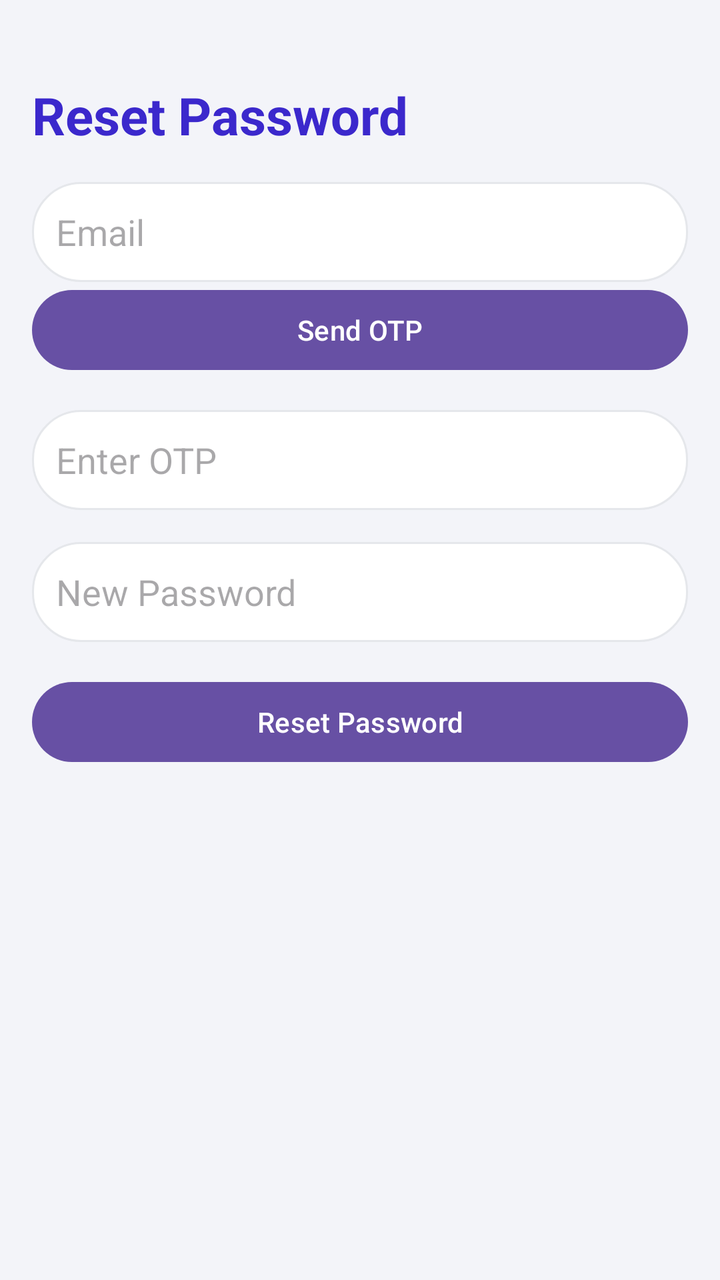
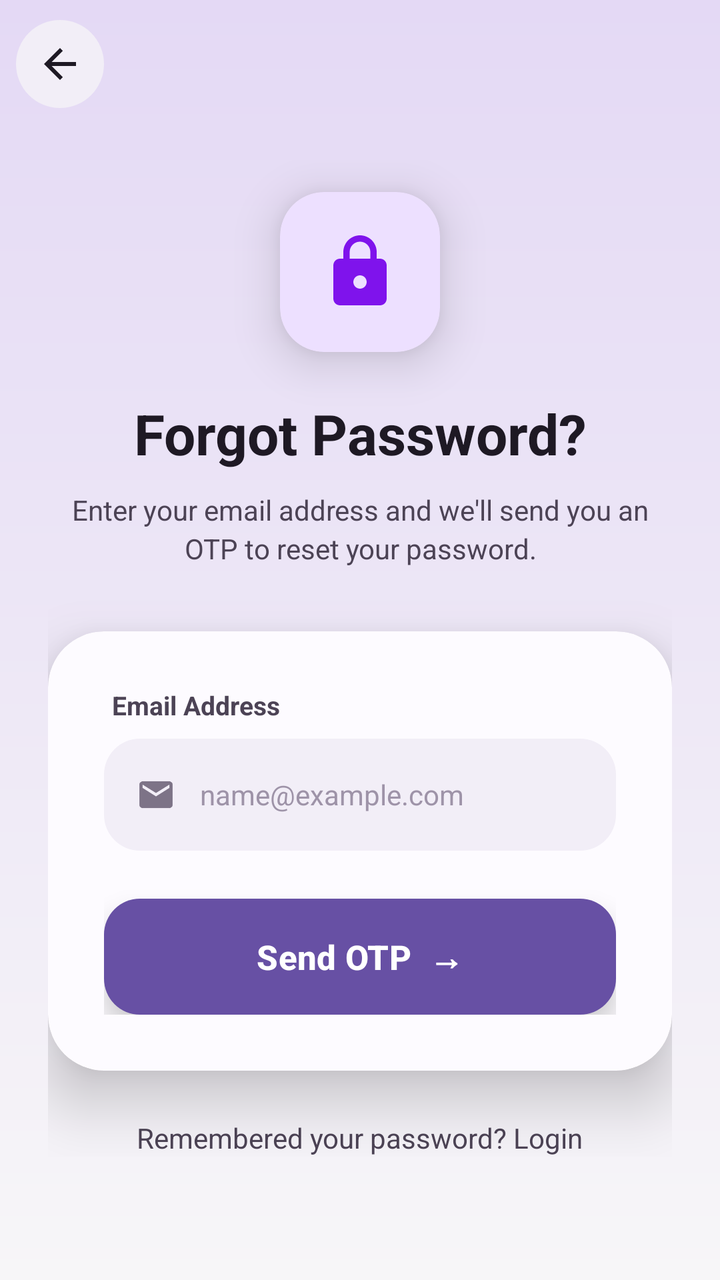

The first picture is an Android layout as it rendered before a commit; the second is the same layout after the commit. The layout source and the unified diff follow.
<!-- AndroidManifest.xml: application theme Theme.LearnKeep -->
<!-- res/layout/activity_forgot_password.xml -->
<?xml version="1.0" encoding="utf-8"?>
<androidx.constraintlayout.widget.ConstraintLayout
    xmlns:android="http://schemas.android.com/apk/res/android"
    xmlns:app="http://schemas.android.com/apk/res-auto"
    android:layout_width="match_parent"
    android:layout_height="match_parent"
    android:background="#F3F4F9">

    
    <TextView
        android:id="@+id/title"
        android:text="Reset Password"
        android:textSize="26sp"
        android:textStyle="bold"
        android:textColor="#3B28CC"
        android:layout_marginTop="40dp"
        android:layout_marginStart="16dp"
        android:layout_width="wrap_content"
        android:layout_height="wrap_content"
        app:layout_constraintTop_toTopOf="parent"
        app:layout_constraintStart_toStartOf="parent"/>

    
    <EditText
        android:id="@+id/etEmail"
        android:hint="Email"
        android:layout_width="0dp"
        android:layout_height="50dp"
        android:layout_margin="16dp"
        android:background="@drawable/bg_search"
        android:padding="12dp"
        app:layout_constraintTop_toBottomOf="@id/title"
        app:layout_constraintStart_toStartOf="parent"
        app:layout_constraintEnd_toEndOf="parent"/>

    
    <Button
        android:id="@+id/btnSendOtp"
        android:text="Send OTP"
        android:layout_width="0dp"
        android:layout_height="wrap_content"
        android:layout_marginHorizontal="16dp"
        app:layout_constraintTop_toBottomOf="@id/etEmail"
        app:layout_constraintStart_toStartOf="parent"
        app:layout_constraintEnd_toEndOf="parent"/>

    
    <EditText
        android:id="@+id/etOtp"
        android:hint="Enter OTP"
        android:layout_width="0dp"
        android:layout_height="50dp"
        android:layout_margin="16dp"
        android:background="@drawable/bg_search"
        android:padding="12dp"
        app:layout_constraintTop_toBottomOf="@id/btnSendOtp"
        app:layout_constraintStart_toStartOf="parent"
        app:layout_constraintEnd_toEndOf="parent"/>

    
    <EditText
        android:id="@+id/etNewPassword"
        android:hint="New Password"
        android:layout_width="0dp"
        android:layout_height="50dp"
        android:layout_margin="16dp"
        android:background="@drawable/bg_search"
        android:padding="12dp"
        app:layout_constraintTop_toBottomOf="@id/etOtp"
        app:layout_constraintStart_toStartOf="parent"
        app:layout_constraintEnd_toEndOf="parent"/>

    
    <Button
        android:id="@+id/btnReset"
        android:text="Reset Password"
        android:layout_width="0dp"
        android:layout_height="wrap_content"
        android:layout_margin="16dp"
        app:layout_constraintTop_toBottomOf="@id/etNewPassword"
        app:layout_constraintStart_toStartOf="parent"
        app:layout_constraintEnd_toEndOf="parent"/>

</androidx.constraintlayout.widget.ConstraintLayout>
<!-- resources referenced by this layout -->
<resources>
  <!-- drawable bg_search (drawable) -->
  <?xml version="1.0" encoding="utf-8"?>
  <shape xmlns:android="http://schemas.android.com/apk/res/android">
      <solid android:color="#FFFFFF"/>
      <corners android:radius="24dp"/>
      <stroke
          android:width="1dp"
          android:color="#E5E7EB"/>
  </shape>
  <style name="Theme.LearnKeep" parent="Base.Theme.LearnKeep" />
  <style name="Base.Theme.LearnKeep" parent="Theme.Material3.DayNight.NoActionBar">
          
          
      </style>
</resources>

<!-- the commit's change to res/layout/activity_forgot_password.xml (unified diff, before → after) -->
@@ -1,84 +1,198 @@
 <?xml version="1.0" encoding="utf-8"?>
-<androidx.constraintlayout.widget.ConstraintLayout
-    xmlns:android="http://schemas.android.com/apk/res/android"
+<LinearLayout xmlns:android="http://schemas.android.com/apk/res/android"
     xmlns:app="http://schemas.android.com/apk/res-auto"
     android:layout_width="match_parent"
     android:layout_height="match_parent"
-    android:background="#F3F4F9">
+    android:orientation="vertical"
+    android:background="@drawable/bg_auth_screen">
 
     
-    <TextView
-        android:id="@+id/title"
-        android:text="Reset Password"
-        android:textSize="26sp"
-        android:textStyle="bold"
-        android:textColor="#3B28CC"
-        android:layout_marginTop="40dp"
-        android:layout_marginStart="16dp"
-        android:layout_width="wrap_content"
-        android:layout_height="wrap_content"
-        app:layout_constraintTop_toTopOf="parent"
-        app:layout_constraintStart_toStartOf="parent"/>
+    <LinearLayout
+        android:layout_width="match_parent"
+        android:layout_height="64dp"
+        android:orientation="horizontal"
+        android:gravity="center_vertical"
+        android:paddingStart="8dp"
+        android:paddingEnd="16dp">
 
-    
-    <EditText
-        android:id="@+id/etEmail"
-        android:hint="Email"
-        android:layout_width="0dp"
-        android:layout_height="50dp"
-        android:layout_margin="16dp"
-        android:background="@drawable/bg_search"
-        android:padding="12dp"
-        app:layout_constraintTop_toBottomOf="@id/title"
-        app:layout_constraintStart_toStartOf="parent"
-        app:layout_constraintEnd_toEndOf="parent"/>
+        <ImageButton
+            android:id="@+id/btnBackForgot"
+            android:layout_width="44dp"
+            android:layout_height="44dp"
+            android:background="@drawable/bg_back_btn"
+            android:src="@drawable/ic_back_arrow"
+            android:tint="#1E1924"
+            android:padding="10dp"
+            android:contentDescription="Go back"/>
 
-    
-    <Button
-        android:id="@+id/btnSendOtp"
-        android:text="Send OTP"
-        android:layout_width="0dp"
-        android:layout_height="wrap_content"
-        android:layout_marginHorizontal="16dp"
-        app:layout_constraintTop_toBottomOf="@id/etEmail"
-        app:layout_constraintStart_toStartOf="parent"
-        app:layout_constraintEnd_toEndOf="parent"/>
+        <View android:layout_width="0dp" android:layout_height="1dp" android:layout_weight="1"/>
+    </LinearLayout>
 
-    
-    <EditText
-        android:id="@+id/etOtp"
-        android:hint="Enter OTP"
-        android:layout_width="0dp"
-        android:layout_height="50dp"
-        android:layout_margin="16dp"
-        android:background="@drawable/bg_search"
-        android:padding="12dp"
-        app:layout_constraintTop_toBottomOf="@id/btnSendOtp"
-        app:layout_constraintStart_toStartOf="parent"
-        app:layout_constraintEnd_toEndOf="parent"/>
+    <ScrollView
+        android:layout_width="match_parent"
+        android:layout_height="0dp"
+        android:layout_weight="1"
+        android:scrollbars="none">
 
-    
-    <EditText
-        android:id="@+id/etNewPassword"
-        android:hint="New Password"
-        android:layout_width="0dp"
-        android:layout_height="50dp"
-        android:layout_margin="16dp"
-        android:background="@drawable/bg_search"
-        android:padding="12dp"
-        app:layout_constraintTop_toBottomOf="@id/etOtp"
-        app:layout_constraintStart_toStartOf="parent"
-        app:layout_constraintEnd_toEndOf="parent"/>
+        <LinearLayout
+            android:layout_width="match_parent"
+            android:layout_height="wrap_content"
+            android:orientation="vertical"
+            android:gravity="center_horizontal"
+            android:paddingStart="24dp"
+            android:paddingEnd="24dp"
+            android:paddingTop="16dp"
+            android:paddingBottom="32dp">
 
-    
-    <Button
-        android:id="@+id/btnReset"
-        android:text="Reset Password"
-        android:layout_width="0dp"
-        android:layout_height="wrap_content"
-        android:layout_margin="16dp"
-        app:layout_constraintTop_toBottomOf="@id/etNewPassword"
-        app:layout_constraintStart_toStartOf="parent"
-        app:layout_constraintEnd_toEndOf="parent"/>
+            
+            <androidx.cardview.widget.CardView
+                android:layout_width="80dp"
+                android:layout_height="80dp"
+                android:layout_marginTop="16dp"
+                app:cardCornerRadius="22dp"
+                app:cardElevation="14dp"
+                app:cardBackgroundColor="#EDE0FF">
+                <LinearLayout
+                    android:layout_width="match_parent"
+                    android:layout_height="match_parent"
+                    android:gravity="center">
+                    <ImageView
+                        android:layout_width="40dp"
+                        android:layout_height="40dp"
+                        android:src="@drawable/ic_login_lock"
+                        android:tint="#7F13EC"/>
+                </LinearLayout>
+            </androidx.cardview.widget.CardView>
 
-</androidx.constraintlayout.widget.ConstraintLayout>
+            
+            <TextView
+                android:layout_width="wrap_content"
+                android:layout_height="wrap_content"
+                android:layout_marginTop="22dp"
+                android:text="Forgot Password?"
+                android:textColor="#1E1924"
+                android:textSize="28sp"
+                android:textStyle="bold"
+                android:gravity="center"/>
+
+            <TextView
+                android:layout_width="wrap_content"
+                android:layout_height="wrap_content"
+                android:layout_marginTop="10dp"
+                android:layout_marginStart="8dp"
+                android:layout_marginEnd="8dp"
+                android:text="Enter your email address and we'll send you an OTP to reset your password."
+                android:textColor="#4C4355"
+                android:textSize="14sp"
+                android:gravity="center"
+                android:lineSpacingExtra="3dp"/>
+
+            
+            <androidx.cardview.widget.CardView
+                android:layout_width="match_parent"
+                android:layout_height="wrap_content"
+                android:layout_marginTop="32dp"
+                app:cardCornerRadius="28dp"
+                app:cardElevation="18dp"
+                app:cardBackgroundColor="#FDFBFF">
+
+                <LinearLayout
+                    android:layout_width="match_parent"
+                    android:layout_height="wrap_content"
+                    android:orientation="vertical"
+                    android:padding="28dp">
+
+                    
+                    
+                    <TextView
+                        android:id="@+id/title"
+                        android:layout_width="wrap_content"
+                        android:layout_height="wrap_content"
+                        android:visibility="gone"/>
+
+                    
+                    <TextView
+                        android:layout_width="wrap_content"
+                        android:layout_height="wrap_content"
+                        android:text="Email Address"
+                        android:textColor="#4C4355"
+                        android:textSize="13sp"
+                        android:textStyle="bold"
+                        android:layout_marginStart="4dp"
+                        android:layout_marginBottom="8dp"/>
+
+                    
+                    <LinearLayout
+                        android:layout_width="match_parent"
+                        android:layout_height="56dp"
+                        android:background="@drawable/bg_input_field"
+                        android:gravity="center_vertical"
+                        android:orientation="horizontal"
+                        android:paddingStart="16dp"
+                        android:paddingEnd="16dp">
+                        <ImageView
+                            android:layout_width="20dp"
+                            android:layout_height="20dp"
+                            android:src="@drawable/ic_login_mail"
+                            android:tint="#7D7387"/>
+                        <EditText
+                            android:id="@+id/etEmail"
+                            android:layout_width="0dp"
+                            android:layout_height="match_parent"
+                            android:layout_weight="1"
+                            android:background="@null"
+                            android:hint="name@example.com"
+                            android:textColorHint="#9E93A8"
+                            android:inputType="textEmailAddress"
+                            android:textSize="14sp"
+                            android:textColor="#1E1924"
+                            android:paddingStart="12dp"
+                            android:imeOptions="actionDone"
+                            android:singleLine="true"/>
+                    </LinearLayout>
+
+                    
+                    <Button
+                        android:id="@+id/btnSendOtp"
+                        android:layout_width="match_parent"
+                        android:layout_height="58dp"
+                        android:layout_marginTop="24dp"
+                        android:background="@drawable/bg_btn_primary"
+                        android:text="Send OTP  →"
+                        android:textColor="#FFFFFF"
+                        android:textSize="17sp"
+                        android:textStyle="bold"
+                        android:stateListAnimator="@null"
+                        android:elevation="8dp"/>
+
+                    
+                    <EditText
+                        android:id="@+id/etOtp"
+                        android:layout_width="match_parent"
+                        android:layout_height="wrap_content"
+                        android:visibility="gone"/>
+                    <EditText
+                        android:id="@+id/etNewPassword"
+                        android:layout_width="match_parent"
+                        android:layout_height="wrap_content"
+                        android:visibility="gone"/>
+                    <Button
+                        android:id="@+id/btnReset"
+                        android:layout_width="match_parent"
+                        android:layout_height="wrap_content"
+                        android:visibility="gone"/>
+
+                </LinearLayout>
+            </androidx.cardview.widget.CardView>
+
+            <TextView
+                android:layout_width="wrap_content"
+                android:layout_height="wrap_content"
+                android:layout_marginTop="24dp"
+                android:text="Remembered your password? Login"
+                android:textColor="#4C4355"
+                android:textSize="14sp"/>
+
+        </LinearLayout>
+    </ScrollView>
+</LinearLayout>
<!-- resource entries referenced after the edit -->
@@ -1,14 +1,90 @@
 <!-- resources referenced by this layout -->
 <resources>
-  <!-- drawable bg_search (drawable) -->
+  <!-- drawable bg_auth_screen (drawable) -->
   <?xml version="1.0" encoding="utf-8"?>
   <shape xmlns:android="http://schemas.android.com/apk/res/android">
-      <solid android:color="#FFFFFF"/>
-      <corners android:radius="24dp"/>
-      <stroke
-          android:width="1dp"
-          android:color="#E5E7EB"/>
+      <gradient android:type="linear" android:angle="160"
+          android:startColor="#E4D9F5" android:centerColor="#EDE7F6" android:endColor="#F7F6F8"/>
   </shape>
+  <!-- drawable bg_back_btn (drawable) -->
+  <?xml version="1.0" encoding="utf-8"?>
+  <selector xmlns:android="http://schemas.android.com/apk/res/android">
+      <item android:state_pressed="true">
+          <shape android:shape="rectangle">
+              <corners android:radius="22dp"/>
+              <solid android:color="#E9DFEF"/>
+          </shape>
+      </item>
+      <item>
+          <shape android:shape="rectangle">
+              <corners android:radius="22dp"/>
+              <solid android:color="#F2EEF7"/>
+          </shape>
+      </item>
+  </selector>
+  <!-- drawable bg_btn_primary (drawable) -->
+  <?xml version="1.0" encoding="utf-8"?>
+  <selector xmlns:android="http://schemas.android.com/apk/res/android">
+      <item android:state_pressed="true">
+          <shape android:shape="rectangle">
+              <corners android:radius="18dp"/>
+              <solid android:color="#6200BC"/>
+          </shape>
+      </item>
+      <item android:state_enabled="false">
+          <shape android:shape="rectangle">
+              <corners android:radius="18dp"/>
+              <solid android:color="#C4A8E8"/>
+          </shape>
+      </item>
+      <item>
+          <shape android:shape="rectangle">
+              <corners android:radius="18dp"/>
+              <solid android:color="#7F13EC"/>
+          </shape>
+      </item>
+  </selector>
+  <!-- drawable bg_input_field (drawable) -->
+  <?xml version="1.0" encoding="utf-8"?>
+  <selector xmlns:android="http://schemas.android.com/apk/res/android">
+      <item android:state_focused="true">
+          <shape android:shape="rectangle">
+              <corners android:radius="18dp"/>
+              <solid android:color="#F0EBF8"/>
+              <stroke android:width="2dp" android:color="#7F13EC"/>
+          </shape>
+      </item>
+      <item>
+          <shape android:shape="rectangle">
+              <corners android:radius="18dp"/>
+              <solid android:color="#F2EEF7"/>
+          </shape>
+      </item>
+  </selector>
+  <!-- drawable ic_back_arrow (drawable) -->
+  <?xml version="1.0" encoding="utf-8"?>
+  <vector xmlns:android="http://schemas.android.com/apk/res/android"
+      android:width="24dp" android:height="24dp"
+      android:viewportWidth="24" android:viewportHeight="24">
+      <path android:fillColor="#FF000000"
+          android:pathData="M20,11H7.83l5.59,-5.59L12,4l-8,8 8,8 1.41,-1.41L7.83,13H20v-2z"/>
+  </vector>
+  <!-- drawable ic_login_lock (drawable) -->
+  <?xml version="1.0" encoding="utf-8"?>
+  <vector xmlns:android="http://schemas.android.com/apk/res/android"
+      android:width="24dp" android:height="24dp"
+      android:viewportWidth="24" android:viewportHeight="24">
+      <path android:fillColor="#FF000000"
+          android:pathData="M18,8h-1V6c0,-2.76 -2.24,-5 -5,-5S7,3.24 7,6v2H6c-1.1,0 -2,0.9 -2,2v10c0,1.1 0.9,2 2,2h12c1.1,0 2,-0.9 2,-2V10c0,-1.1 -0.9,-2 -2,-2zM12,17c-1.1,0 -2,-0.9 -2,-2s0.9,-2 2,-2 2,0.9 2,2 -0.9,2 -2,2zM15.1,8H8.9V6c0,-1.71 1.39,-3.1 3.1,-3.1 1.71,0 3.1,1.39 3.1,3.1v2z"/>
+  </vector>
+  <!-- drawable ic_login_mail (drawable) -->
+  <?xml version="1.0" encoding="utf-8"?>
+  <vector xmlns:android="http://schemas.android.com/apk/res/android"
+      android:width="24dp" android:height="24dp"
+      android:viewportWidth="24" android:viewportHeight="24">
+      <path android:fillColor="#FF000000"
+          android:pathData="M20,4H4C2.9,4 2,4.9 2,6v12c0,1.1 0.9,2 2,2h16c1.1,0 2,-0.9 2,-2V6C22,4.9 21.1,4 20,4zM20,8l-8,5L4,8V6l8,5 8,-5v2z"/>
+  </vector>
   <style name="Theme.LearnKeep" parent="Base.Theme.LearnKeep" />
   <style name="Base.Theme.LearnKeep" parent="Theme.Material3.DayNight.NoActionBar">
           
